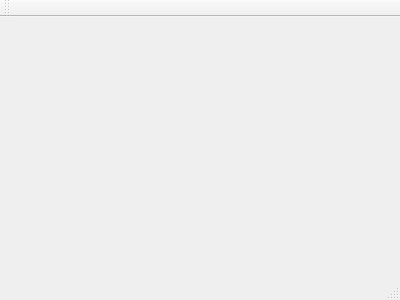
Above: src/mainwindow.ui from brianclinkenbeard/collegetour before the change. Below: the same form after it.
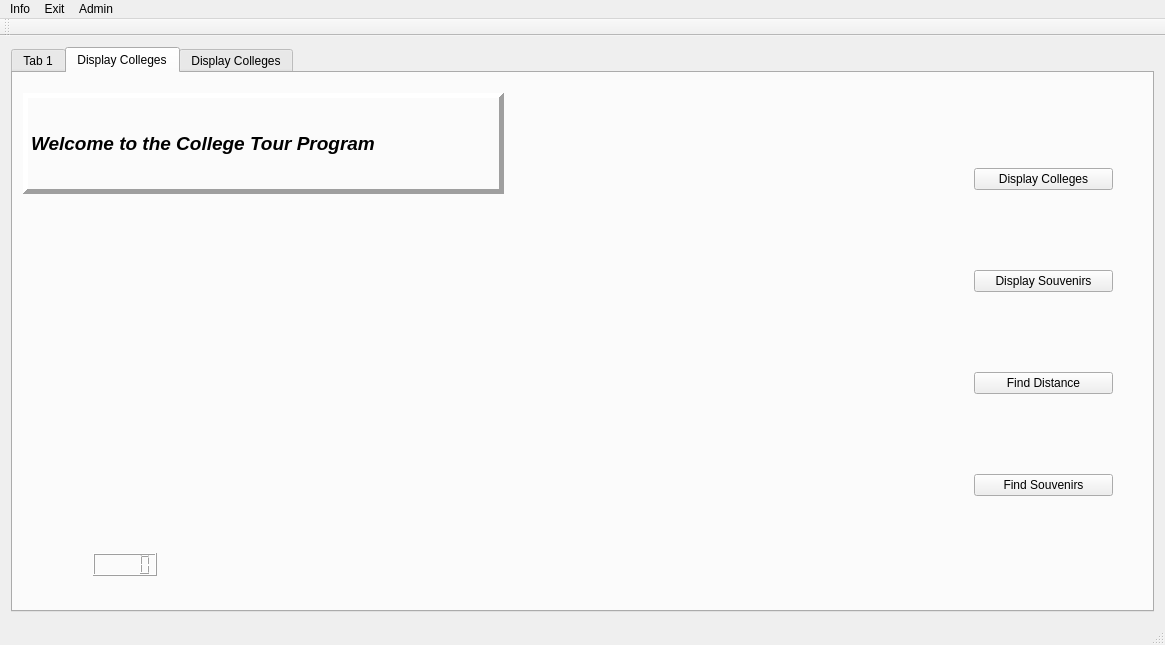
That is the form after the change. The open tabs and pages were chosen to show the change.

Commit message: Added the database and connected it to the program

The edit to the form file:
```diff
--- a/src/mainwindow.ui
+++ b/src/mainwindow.ui
@@ -1,24 +1,193 @@
 <ui version="4.0">
  <class>MainWindow</class>
- <widget class="QMainWindow" name="MainWindow" >
-  <property name="geometry" >
+ <widget class="QMainWindow" name="MainWindow">
+  <property name="geometry">
    <rect>
     <x>0</x>
     <y>0</y>
-    <width>400</width>
-    <height>300</height>
+    <width>1165</width>
+    <height>645</height>
    </rect>
   </property>
   <property name="windowTitle" >
    <string>MainWindow</string>
   </property>
-  <widget class="QMenuBar" name="menuBar" />
-  <widget class="QToolBar" name="mainToolBar" />
-  <widget class="QWidget" name="centralWidget" />
-  <widget class="QStatusBar" name="statusBar" />
+  <widget class="QWidget" name="centralWidget">
+   <layout class="QGridLayout" name="gridLayout">
+    <item row="0" column="0">
+     <widget class="QTabWidget" name="tabWidget">
+      <property name="currentIndex">
+       <number>2</number>
+      </property>
+      <widget class="QWidget" name="tab">
+       <attribute name="title">
+        <string>Tab 1</string>
+       </attribute>
+       <widget class="QLabel" name="status">
+        <property name="geometry">
+         <rect>
+          <x>300</x>
+          <y>190</y>
+          <width>291</width>
+          <height>71</height>
+         </rect>
+        </property>
+        <property name="text">
+         <string>TextLabel</string>
+        </property>
+       </widget>
+      </widget>
+      <widget class="QWidget" name="tab_2">
+       <attribute name="title">
+        <string>Display Colleges</string>
+       </attribute>
+       <widget class="QLCDNumber" name="lcdNumber">
+        <property name="geometry">
+         <rect>
+          <x>80</x>
+          <y>480</y>
+          <width>64</width>
+          <height>23</height>
+         </rect>
+        </property>
+       </widget>
+       <widget class="QLabel" name="label_2">
+        <property name="geometry">
+         <rect>
+          <x>10</x>
+          <y>20</y>
+          <width>481</width>
+          <height>101</height>
+         </rect>
+        </property>
+        <property name="frameShape">
+         <enum>QFrame::Panel</enum>
+        </property>
+        <property name="frameShadow">
+         <enum>QFrame::Raised</enum>
+        </property>
+        <property name="lineWidth">
+         <number>5</number>
+        </property>
+        <property name="midLineWidth">
+         <number>5</number>
+        </property>
+        <property name="text">
+         <string>&lt;html&gt;&lt;head/&gt;&lt;body&gt;&lt;p&gt;&lt;span style=&quot; font-size:14pt; font-weight:600; font-style:italic;&quot;&gt;Welcome to the College Tour Program&lt;/span&gt;&lt;/p&gt;&lt;/body&gt;&lt;/html&gt;</string>
+        </property>
+       </widget>
+       <widget class="QWidget" name="">
+        <property name="geometry">
+         <rect>
+          <x>950</x>
+          <y>10</y>
+          <width>161</width>
+          <height>501</height>
+         </rect>
+        </property>
+        <layout class="QVBoxLayout" name="verticalLayout">
+         <item>
+          <widget class="QPushButton" name="display_college_button">
+           <property name="text">
+            <string>Display Colleges</string>
+           </property>
+          </widget>
+         </item>
+         <item>
+          <widget class="QPushButton" name="pushButton_4">
+           <property name="text">
+            <string>Display Souvenirs</string>
+           </property>
+          </widget>
+         </item>
+         <item>
+          <widget class="QPushButton" name="pushButton_3">
+           <property name="text">
+            <string>Find Distance</string>
+           </property>
+          </widget>
+         </item>
+         <item>
+          <widget class="QPushButton" name="pushButton_5">
+           <property name="text">
+            <string>Find Souvenirs</string>
+           </property>
+          </widget>
+         </item>
+        </layout>
+       </widget>
+      </widget>
+      <widget class="QWidget" name="tab_3">
+       <attribute name="title">
+        <string>Display Colleges</string>
+       </attribute>
+       <widget class="QTableWidget" name="tableWidget">
+        <property name="geometry">
+         <rect>
+          <x>10</x>
+          <y>20</y>
+          <width>831</width>
+          <height>501</height>
+         </rect>
+        </property>
+       </widget>
+       <widget class="QPushButton" name="pushButton">
+        <property name="geometry">
+         <rect>
+          <x>850</x>
+          <y>20</y>
+          <width>161</width>
+          <height>41</height>
+         </rect>
+        </property>
+        <property name="text">
+         <string>PushButton</string>
+        </property>
+       </widget>
+      </widget>
+     </widget>
+    </item>
+   </layout>
+  </widget>
+  <widget class="QMenuBar" name="menuBar">
+   <property name="geometry">
+    <rect>
+     <x>0</x>
+     <y>0</y>
+     <width>1165</width>
+     <height>26</height>
+    </rect>
+   </property>
+   <widget class="QMenu" name="menuInfo">
+    <property name="title">
+     <string>Info</string>
+    </property>
+   </widget>
+   <widget class="QMenu" name="menuExit">
+    <property name="title">
+     <string>Exit</string>
+    </property>
+   </widget>
+   <widget class="QMenu" name="menuAdmin">
+    <property name="title">
+     <string>Admin</string>
+    </property>
+   </widget>
+   <addaction name="menuInfo"/>
+   <addaction name="menuExit"/>
+   <addaction name="menuAdmin"/>
+  </widget>
+  <widget class="QToolBar" name="mainToolBar">
+   <attribute name="toolBarArea">
+    <enum>TopToolBarArea</enum>
+   </attribute>
+   <attribute name="toolBarBreak">
+    <bool>true</bool>
+   </attribute>
+  </widget>
+  <widget class="QStatusBar" name="statusBar"/>
  </widget>
- <layoutDefault spacing="6" margin="11" />
- <pixmapfunction></pixmapfunction>
+ <layoutdefault spacing="6" margin="11"/>
  <resources/>
  <connections/>
 </ui>
```
Left out of the diff: 3 changed lines with no effect on the pictures. The commit also changes 15 other files.
